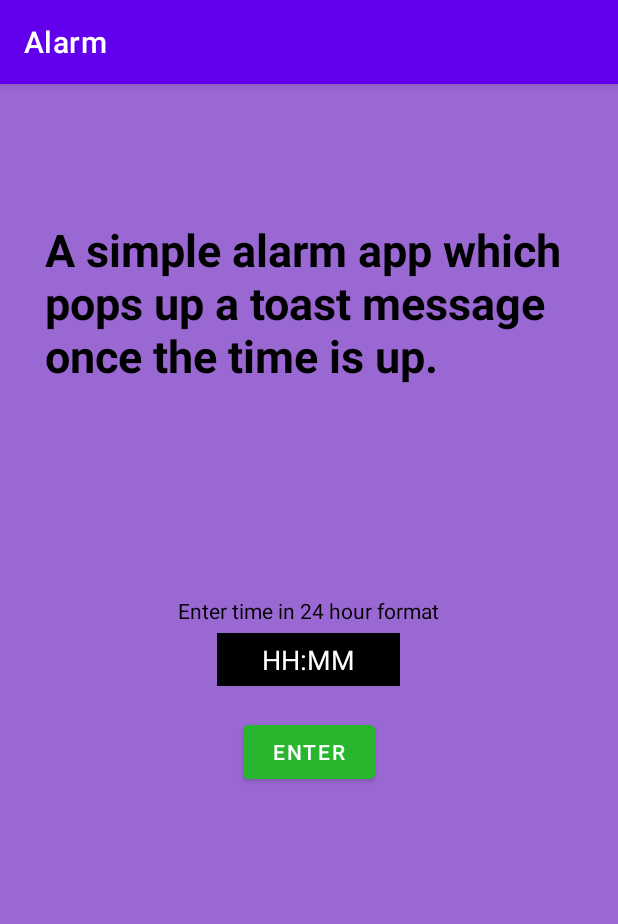
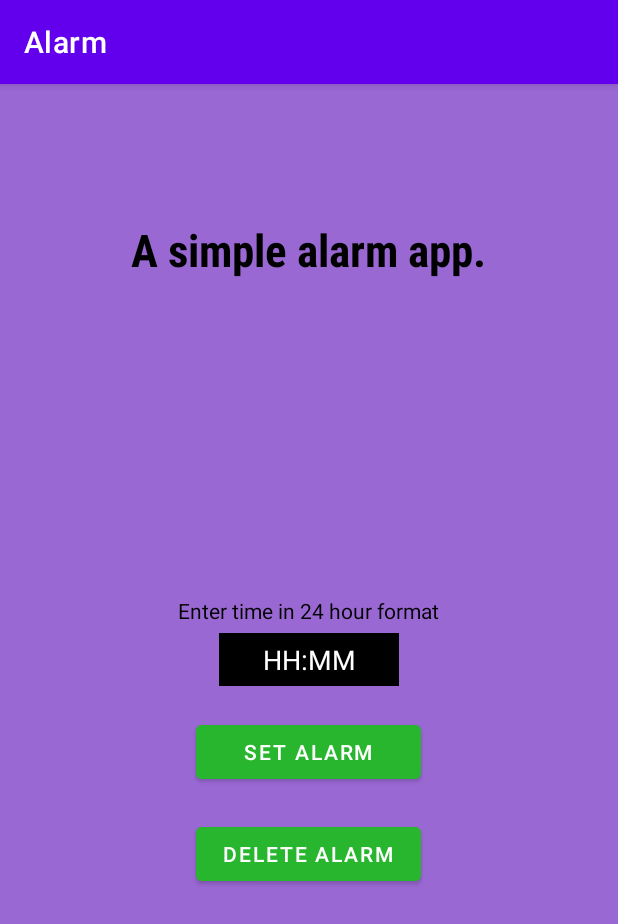
Before and after one commit to harshrox/Alarm, an Android app: the screen it shows after launch (MainActivity), on a phone screen of 412 x 824 dp. Shown: the top 924 px of the screen. Run offline under Robolectric (Android 15) with nearby library versions, the phone set to English and light mode, and no system bars.

Commit message:
Bugs fixed

```diff
--- a/app/src/main/res/layout/activity_main.xml
+++ b/app/src/main/res/layout/activity_main.xml
@@ -15,7 +15,8 @@
         android:layout_marginTop="60dp"
         android:padding="30dp"
         android:textSize="30dp"
-        android:text="A simple alarm app which pops up a toast message once the time is up."
+        android:text="A simple alarm app."
+        android:fontFamily="sans-serif-condensed"
         android:textStyle="bold"/>
     <TextView
         android:layout_width="wrap_content"
@@ -26,37 +27,48 @@
         android:layout_above="@+id/timeInput"
         android:layout_centerHorizontal="true"/>
     <EditText
-        android:layout_width="wrap_content"
+        android:layout_width="120dp"
         android:layout_height="wrap_content"
         android:layout_centerInParent="true"
         android:hint="HH:MM"
         android:inputType="datetime"
+        android:gravity="center"
         android:textColor="@color/white"
         android:background="@color/black"
         android:textColorHint="@color/white"
-        android:paddingHorizontal="30dp"
+        android:paddingHorizontal="28dp"
         android:paddingVertical="5dp"
         android:id="@+id/timeInput"/>
     <Button
-        android:layout_width="wrap_content"
+        android:layout_width="150dp"
         android:layout_height="wrap_content"
-        android:text="Enter"
+        android:text="Set Alarm"
         android:backgroundTint="#27B62E"
         android:layout_below="@+id/timeInput"
         android:layout_centerHorizontal="true"
         android:layout_marginTop="20dp"
         android:id="@+id/btnDone"/>
-<!--    <TextView-->
-<!--        android:layout_width="wrap_content"-->
-<!--        android:layout_height="wrap_content"-->
-<!--        android:text="Time is up"-->
-<!--        android:textColor="@color/black"-->
-<!--        android:layout_below="@+id/btnDone"-->
-<!--        android:layout_centerHorizontal="true"-->
-<!--        android:layout_marginTop="100dp"-->
-<!--        android:textSize="40dp"-->
-<!--        android:id="@+id/txtResult"-->
-<!--        android:visibility="invisible"/>-->
+    <Button
+        android:layout_width="150dp"
+        android:layout_height="wrap_content"
+        android:text="Delete Alarm"
+        android:backgroundTint="#27B62E"
+        android:layout_below="@+id/btnDone"
+        android:layout_centerHorizontal="true"
+        android:layout_marginTop="20dp"
+        android:id="@+id/btnDelete"/>
+
+    <Button
+        android:layout_width="150dp"
+        android:layout_height="wrap_content"
+        android:text="Stop Alarm"
+        android:backgroundTint="#27B62E"
+        android:layout_below="@+id/btnDelete"
+        android:layout_centerHorizontal="true"
+        android:layout_marginTop="20dp"
+        android:id="@+id/btnStop"
+        android:visibility="invisible"/>
+
 
 
 
```
Also changed, not shown: app/src/main/java/com/gamingz/simplealarm/MainActivity.java (+57 -14 lines), 2 other files.
